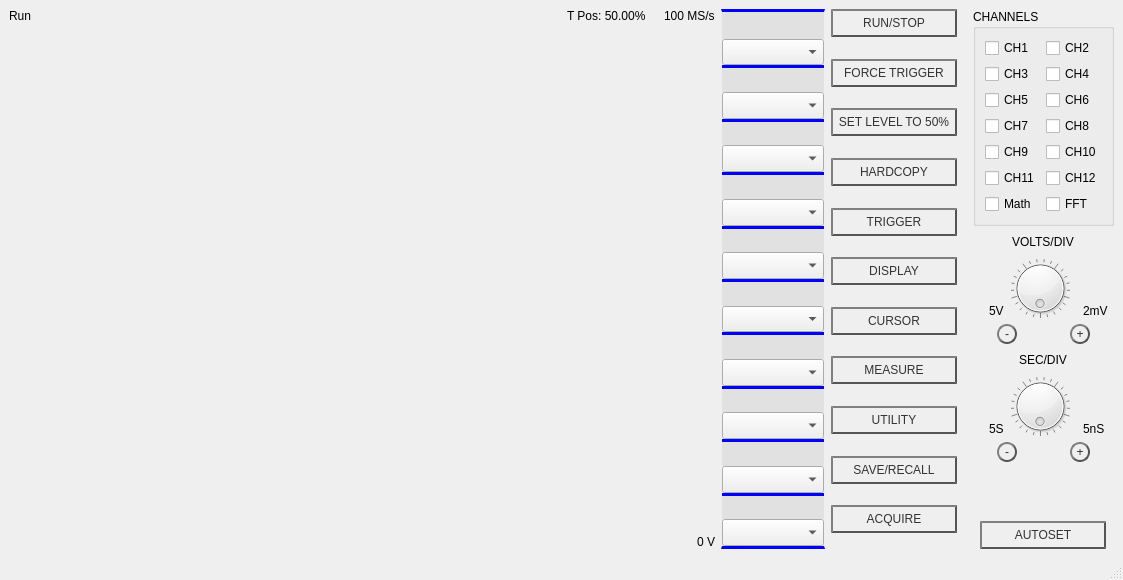
Old version of the form Osc/osc.ui in the repository Heinzxxl/Diamant.
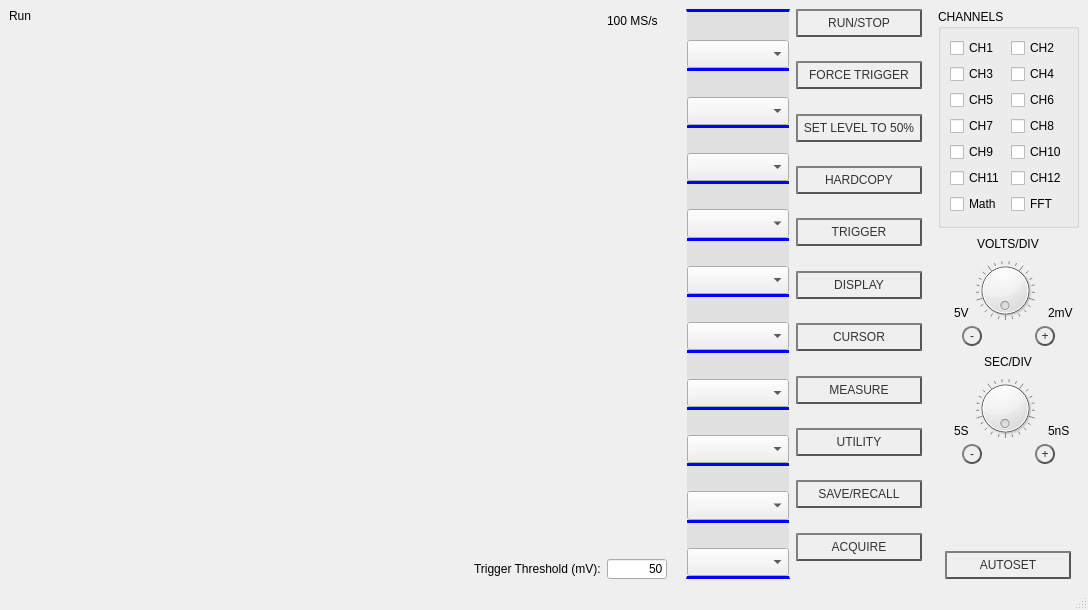
New version of the form. Custom widgets are drawn as their Qt base class.

Commit message:
Added lineEdit for Trigger Threshold
Trigger seems to be working completely normally now. Seriously changed the code for Run/Stop button. New functionality: dynamic changing of trigger threshold. Everything works fine with "x10" Probe, "x1" option will be implemented soon. There may be some new bugs and issues in this version.

```diff
--- a/Osc/osc.ui
+++ b/Osc/osc.ui
@@ -6,10 +6,16 @@
    <rect>
     <x>0</x>
     <y>0</y>
-    <width>1123</width>
-    <height>580</height>
+    <width>1088</width>
+    <height>610</height>
    </rect>
   </property>
+  <property name="sizePolicy">
+   <sizepolicy hsizetype="Expanding" vsizetype="Fixed">
+    <horstretch>0</horstretch>
+    <verstretch>0</verstretch>
+   </sizepolicy>
+  </property>
   <property name="windowTitle">
    <string>MainWindow</string>
   </property>
@@ -17,10 +23,10 @@
    <layout class="QHBoxLayout" name="horizontalLayout_8">
     <item>
      <layout class="QGridLayout" name="gridLayout">
-      <item row="1" column="4" alignment="Qt::AlignLeft|Qt::AlignTop">
-       <widget class="QLabel" name="label_3">
+      <item row="1" column="2" alignment="Qt::AlignRight|Qt::AlignTop">
+       <widget class="QLabel" name="timeLabel">
         <property name="text">
-         <string>T Pos: 50.00%</string>
+         <string/>
         </property>
        </widget>
       </item>
@@ -37,7 +43,7 @@
         </property>
        </spacer>
       </item>
-      <item row="2" column="0" rowspan="22" colspan="8">
+      <item row="2" column="0" rowspan="22" colspan="10">
        <widget class="QWidget" name="mplwidget" native="true">
         <property name="sizePolicy">
          <sizepolicy hsizetype="Expanding" vsizetype="Expanding">
@@ -68,59 +74,49 @@
         </property>
        </widget>
       </item>
-      <item row="1" column="7" alignment="Qt::AlignRight|Qt::AlignTop">
+      <item row="24" column="9" alignment="Qt::AlignRight|Qt::AlignBottom">
+       <widget class="QLabel" name="label_6">
+        <property name="text">
+         <string/>
+        </property>
+       </widget>
+      </item>
+      <item row="24" column="8">
+       <widget class="QLineEdit" name="trigEdit">
+        <property name="sizePolicy">
+         <sizepolicy hsizetype="Minimum" vsizetype="Fixed">
+          <horstretch>0</horstretch>
+          <verstretch>0</verstretch>
+         </sizepolicy>
+        </property>
+        <property name="maximumSize">
+         <size>
+          <width>60</width>
+          <height>20</height>
+         </size>
+        </property>
+        <property name="text">
+         <string>50</string>
+        </property>
+        <property name="alignment">
+         <set>Qt::AlignRight|Qt::AlignTrailing|Qt::AlignVCenter</set>
+        </property>
+       </widget>
+      </item>
+      <item row="24" column="7">
+       <widget class="QLabel" name="label_3">
+        <property name="text">
+         <string>Trigger Threshold (mV):</string>
+        </property>
+       </widget>
+      </item>
+      <item row="1" column="8">
        <widget class="QLabel" name="label_4">
         <property name="text">
          <string>100 MS/s</string>
         </property>
        </widget>
       </item>
-      <item row="24" column="7" alignment="Qt::AlignRight|Qt::AlignBottom">
-       <widget class="QLabel" name="label_6">
-        <property name="text">
-         <string>0 V</string>
-        </property>
-       </widget>
-      </item>
-      <item row="1" column="1">
-       <spacer name="horizontalSpacer_3">
-        <property name="orientation">
-         <enum>Qt::Horizontal</enum>
-        </property>
-        <property name="sizeHint" stdset="0">
-         <size>
-          <width>40</width>
-          <height>0</height>
-         </size>
-        </property>
-       </spacer>
-      </item>
-      <item row="24" column="0">
-       <widget class="QLabel" name="CH1Label">
-        <property name="sizePolicy">
-         <sizepolicy hsizetype="Maximum" vsizetype="Preferred">
-          <horstretch>0</horstretch>
-          <verstretch>0</verstretch>
-         </sizepolicy>
-        </property>
-        <property name="text">
-         <string/>
-        </property>
-       </widget>
-      </item>
-      <item row="24" column="1">
-       <widget class="QLabel" name="CH2Label">
-        <property name="sizePolicy">
-         <sizepolicy hsizetype="Maximum" vsizetype="Maximum">
-          <horstretch>0</horstretch>
-          <verstretch>0</verstretch>
-         </sizepolicy>
-        </property>
-        <property name="text">
-         <string/>
-        </property>
-       </widget>
-      </item>
      </layout>
     </item>
     <item>
```
Left out of the diff: 58 changed lines with no effect on the pictures. The commit also changes 3 other files.
